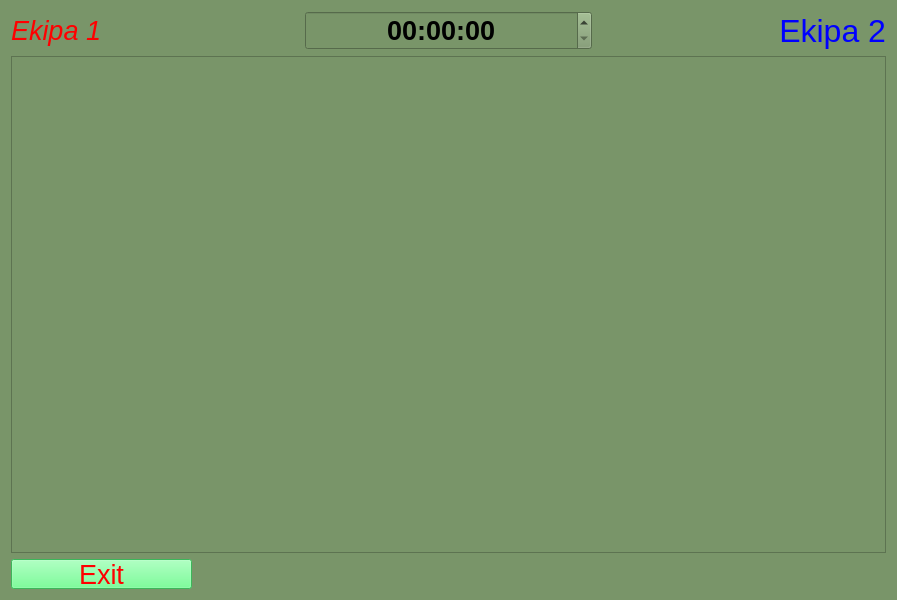
Above: haxball-client/game.ui from MATF-RS20/RS004-haxball before the change. Below: the same form after it.
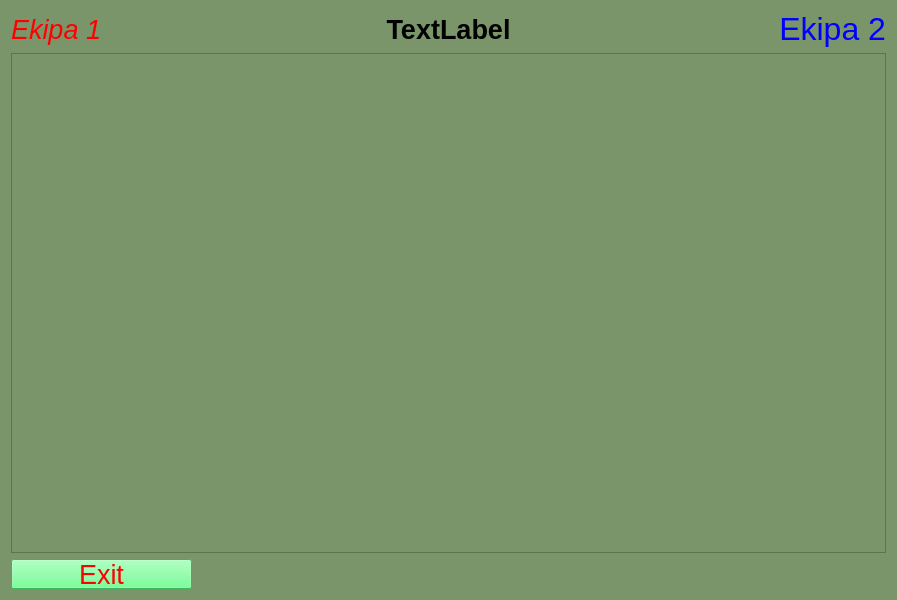
That is the form after the change. Icons and pictures are not drawn.

Commit message: [NF] - Added result on game window and partial collision.

The edit to the form file:
```diff
--- a/haxball-client/game.ui
+++ b/haxball-client/game.ui
@@ -91,23 +91,16 @@
         </widget>
        </item>
        <item>
-        <widget class="QTimeEdit" name="timeEdit">
-         <property name="maximumSize">
-          <size>
-           <width>16777215</width>
-           <height>1677</height>
-          </size>
-         </property>
+        <widget class="QLabel" name="showResult">
          <property name="font">
           <font>
            <pointsize>20</pointsize>
            <weight>75</weight>
-           <italic>false</italic>
            <bold>true</bold>
           </font>
          </property>
-         <property name="focusPolicy">
-          <enum>Qt::NoFocus</enum>
+         <property name="text">
+          <string>TextLabel</string>
          </property>
          <property name="alignment">
           <set>Qt::AlignCenter</set>
```
The commit also changes 9 other files.
